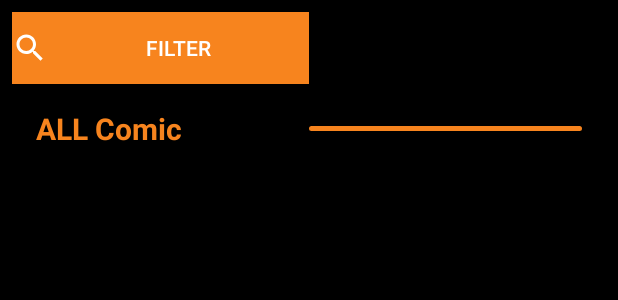
After one commit to khanh21011999/SE2019-K62CACLC3-Group3, an Android app: the layout activity_category_filter.xml on its own in the app's theme, with its tools: preview values and no code run, on a phone screen of 412 x 824 dp. The commit adds this screen. Shown: the top 300 px of the screen. Run offline under Robolectric (Android 15) with nearby library versions, the phone set to English and light mode, and no system bars; network calls fail.

Commit message:
Dung Hoang's commit: add search filter function

```diff
--- a/app/app/src/main/AndroidManifest.xml
+++ b/app/app/src/main/AndroidManifest.xml
@@ -12,7 +12,8 @@
         android:roundIcon="@mipmap/ic_launcher_round"
         android:supportsRtl="true"
         android:theme="@style/AppTheme">
-        <activity android:name=".ViewDetails"></activity>
+        <activity android:name=".CategoryFilter"></activity>
+        <activity android:name=".ViewDetails" />
         <activity android:name=".ChapterActivity" />
         <activity android:name=".MainActivity" />
         <activity
--- a/app/app/src/main/java/com/ancomic/Common/Common.java
+++ b/app/app/src/main/java/com/ancomic/Common/Common.java
@@ -4,6 +4,7 @@ import android.content.Context;
 import android.net.ConnectivityManager;
 import android.net.NetworkInfo;
 
+import com.ancomic.Model.Category;
 import com.ancomic.Model.Chapter;
 import com.ancomic.Model.Comic;
 import com.ancomic.Retrofit.IComicAPI;
@@ -19,6 +20,7 @@ public class Common {
     public static Chapter selected_chapter;
     public static int chapter_index=-1;
     public static List<Chapter> chapterList=new ArrayList<>();
+    public static List<Category> categories = new ArrayList<>();
     public static IComicAPI getAPI(){
         return RetrofitClient.getInstance().create(IComicAPI.class);
     }
--- /dev/null
+++ b/app/app/src/main/res/drawable/ic_search_white_24dp.xml
@@ -0,0 +1,5 @@
+<vector android:height="24dp" android:tint="#FFFFFF"
+    android:viewportHeight="24.0" android:viewportWidth="24.0"
+    android:width="24dp" xmlns:android="http://schemas.android.com/apk/res/android">
+    <path android:fillColor="#FF000000" android:pathData="M15.5,14h-0.79l-0.28,-0.27C15.41,12.59 16,11.11 16,9.5 16,5.91 13.09,3 9.5,3S3,5.91 3,9.5 5.91,16 9.5,16c1.61,0 3.09,-0.59 4.23,-1.57l0.27,0.28v0.79l5,4.99L20.49,19l-4.99,-5zM9.5,14C7.01,14 5,11.99 5,9.5S7.01,5 9.5,5 14,7.01 14,9.5 11.99,14 9.5,14z"/>
+</vector>
--- /dev/null
+++ b/app/app/src/main/res/layout/activity_category_filter.xml
@@ -0,0 +1,65 @@
+<?xml version="1.0" encoding="utf-8"?>
+<LinearLayout xmlns:android="http://schemas.android.com/apk/res/android"
+    xmlns:app="http://schemas.android.com/apk/res-auto"
+    xmlns:tools="http://schemas.android.com/tools"
+    android:orientation="vertical"
+    android:background="@android:color/black"
+    android:layout_width="match_parent"
+    android:layout_height="match_parent"
+    android:padding="8dp"
+    tools:context=".CategoryFilter">
+
+    <LinearLayout
+        android:orientation="horizontal"
+
+        android:weightSum="2"
+        android:layout_width="match_parent"
+        android:layout_height="wrap_content">
+
+        <Button
+            android:id="@+id/btn_filter"
+            android:drawableLeft="@drawable/ic_search_white_24dp"
+            android:text="FILTER"
+            android:textColor="@android:color/white"
+            android:layout_weight="1"
+            android:background="@color/textColor"
+            android:layout_width="0dp"
+            android:layout_height="wrap_content" />
+
+    </LinearLayout>
+
+    <LinearLayout
+        android:orientation="horizontal"
+        android:padding="16dp"
+        android:weightSum="4"
+        android:layout_width="match_parent"
+        android:layout_height="wrap_content">
+
+        <TextView
+
+            android:text="ALL Comic"
+            android:textColor="@color/textColor"
+            android:textSize="20sp"
+            android:textStyle="bold"
+            android:layout_weight="2"
+            android:layout_width="0dp"
+            android:layout_height="wrap_content" />
+
+        <View
+            android:background="@drawable/horizontal_line"
+            android:layout_gravity="center_vertical"
+            android:layout_weight="2"
+            android:layout_width="0dp"
+            android:layout_height="3dp"/>
+
+
+    </LinearLayout>
+
+        <android.support.v7.widget.RecyclerView
+            android:id="@+id/recycler_filter"
+            android:layout_width="match_parent"
+            android:layout_height="match_parent">
+
+        </android.support.v7.widget.RecyclerView>
+
+</LinearLayout>
```
Also changed, not shown: app/app/src/main/java/com/ancomic/Adapter/MultipleChooseAdapter.java (added, +79 -0 lines), app/app/src/main/java/com/ancomic/CategoryFilter.java (added, +140 -0 lines), app/app/src/main/java/com/ancomic/MainActivity.java (+15 -2 lines), app/app/src/main/java/com/ancomic/Model/Category.java (added, +30 -0 lines), app/app/src/main/java/com/ancomic/Retrofit/IComicAPI.java (+13 -0 lines), app/app/src/main/res/layout/activity_main.xml (+17 -5 lines), app/app/src/main/res/layout/check_item.xml (added, +13 -0 lines), app/app/src/main/res/layout/dialog_option.xml (added, +21 -0 lines), 1 other file.
